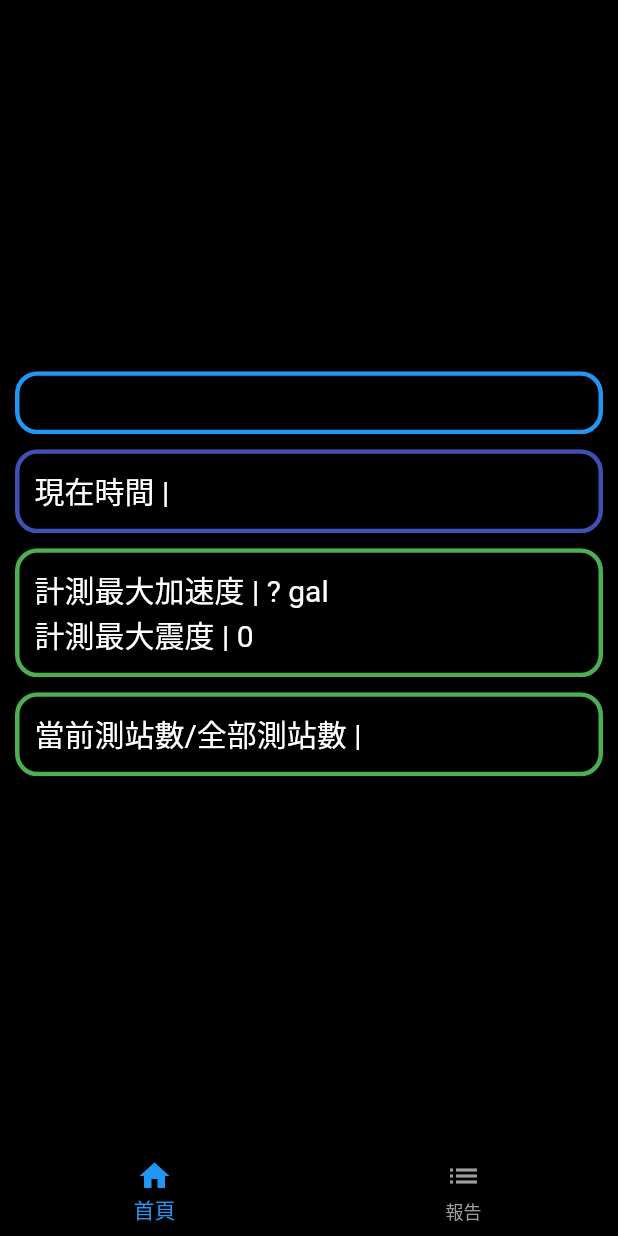
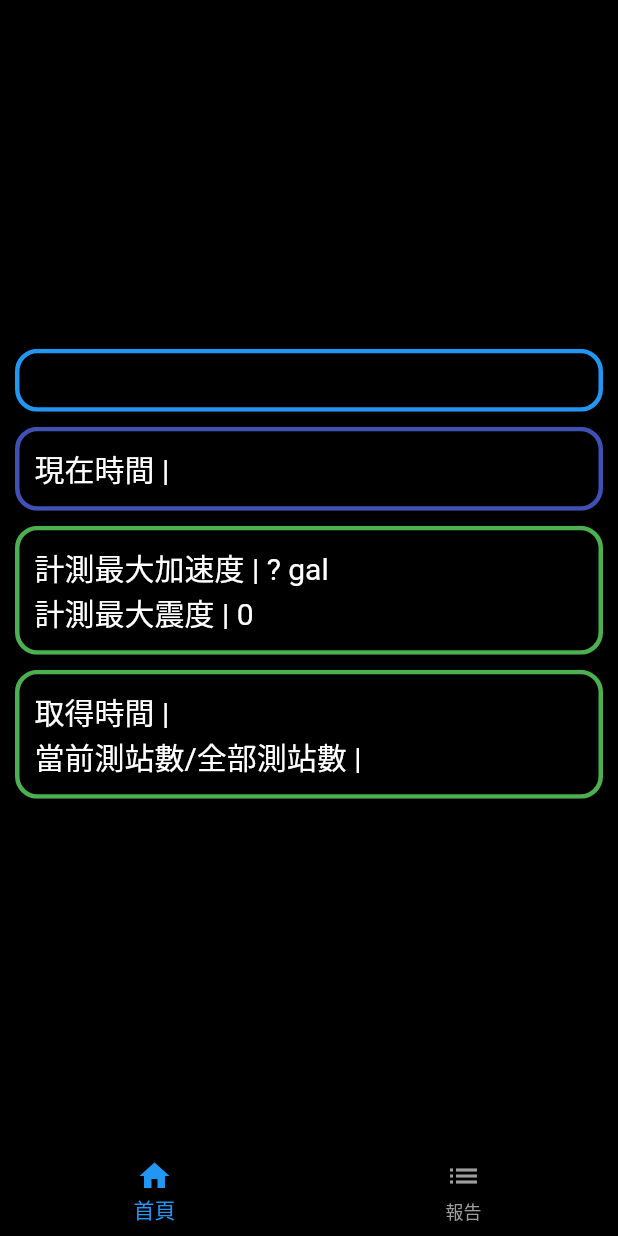
Before and after one commit to yayacat/TREM-Web, a Flutter app: the screen it shows after launch, on a phone screen of 412 x 824 dp. Run offline on Flutter 3.47's test engine with Material 2 defaults, Android fonts, the light colour scheme and no system bars; drawn by our look-alikes of overlay_support; our stand-ins replace localstorage, shared_preferences; network calls fail.

Commit message:
Update home

```diff
--- a/lib/core/background.dart
+++ b/lib/core/background.dart
@@ -10,6 +10,7 @@ import 'package:localstorage/localstorage.dart';
 import 'package:overlay_support/overlay_support.dart';
 
 import '../core/http_get.dart';
+import '../core/ntp.dart';
 
 enum SocketStatus {
   connected,
@@ -47,6 +48,7 @@ class WebSocketUtils {
   //   openSocket();
   // }
   var stationaddall = '';
+  String now = "";
 
   void openSocket() async {
     _websocket = WebSocketChannel.connect(Uri.parse(url));
@@ -66,7 +68,7 @@ class WebSocketUtils {
 			"key"      : "",
 		}));
     // 获取WebSocket的连接消息
-    _websocket!.stream.listen((event) {
+    _websocket!.stream.listen((event) async {
       try {
         var data = json.decode(event);
         // print('data is 👉 $data');
@@ -82,6 +84,10 @@ class WebSocketUtils {
             }
             all++;
           });
+          now = DateTime.fromMillisecondsSinceEpoch(await Now(false))
+            .toString()
+            .substring(0, 19)
+            .replaceAll("-", "/");
           stationaddall = '$add/$all';
           // toast('$add/$all');
           // toast('$raw');
@@ -136,4 +142,8 @@ class WebSocketUtils {
   getstation() {
     return stationaddall;
   }
+
+  gettimenow() {
+    return now;
+  }
 }
--- a/lib/view/home.dart
+++ b/lib/view/home.dart
@@ -214,6 +214,11 @@ class _HomePage extends State<HomePage> {
                         children: [
                           const SizedBox(width: double.infinity),
                           Text(
+                            "取得時間 | ${ws.gettimenow()}",
+                            style: const TextStyle(
+                                fontSize: 20, color: Colors.white),
+                          ),
+                          Text(
                             "當前測站數/全部測站數 | ${ws.getstation()}",
                             style: const TextStyle(
                                 fontSize: 20, color: Colors.white),
```
Also changed, not shown: 3 other files.
